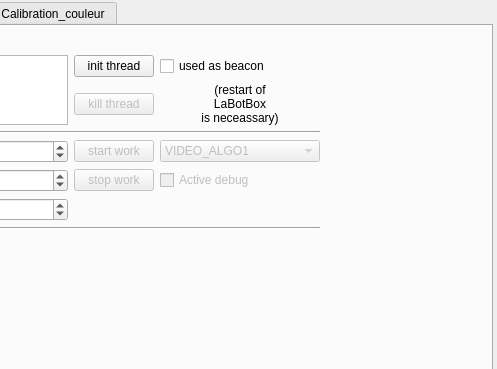
This is PluginModules/ImageProcessing/ihm_ImageProcessing.ui in CRLG/LABOTBOX as Qt 5 draws it before an edit; both pictures show x 209 to 706 and y 0 to 369 of the 706 by 796 pixel window. The edited form follows.
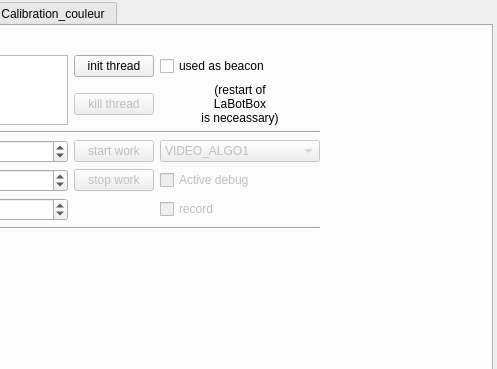
This is the edited form. Icons and pictures are not drawn. Custom widgets are drawn as their Qt base class.

Commit message: [CImageProcessing] Activation de l'enregistrement

The edit to the form file:
```diff
--- a/PluginModules/ImageProcessing/ihm_ImageProcessing.ui
+++ b/PluginModules/ImageProcessing/ihm_ImageProcessing.ui
@@ -215,6 +215,16 @@
         </property>
        </widget>
       </item>
+      <item row="6" column="3">
+       <widget class="QCheckBox" name="cB_record">
+        <property name="enabled">
+         <bool>false</bool>
+        </property>
+        <property name="text">
+         <string>record</string>
+        </property>
+       </widget>
+      </item>
       <item row="7" column="0" colspan="4">
        <widget class="Line" name="line">
         <property name="orientation">
```
The commit also changes 3 other files.
